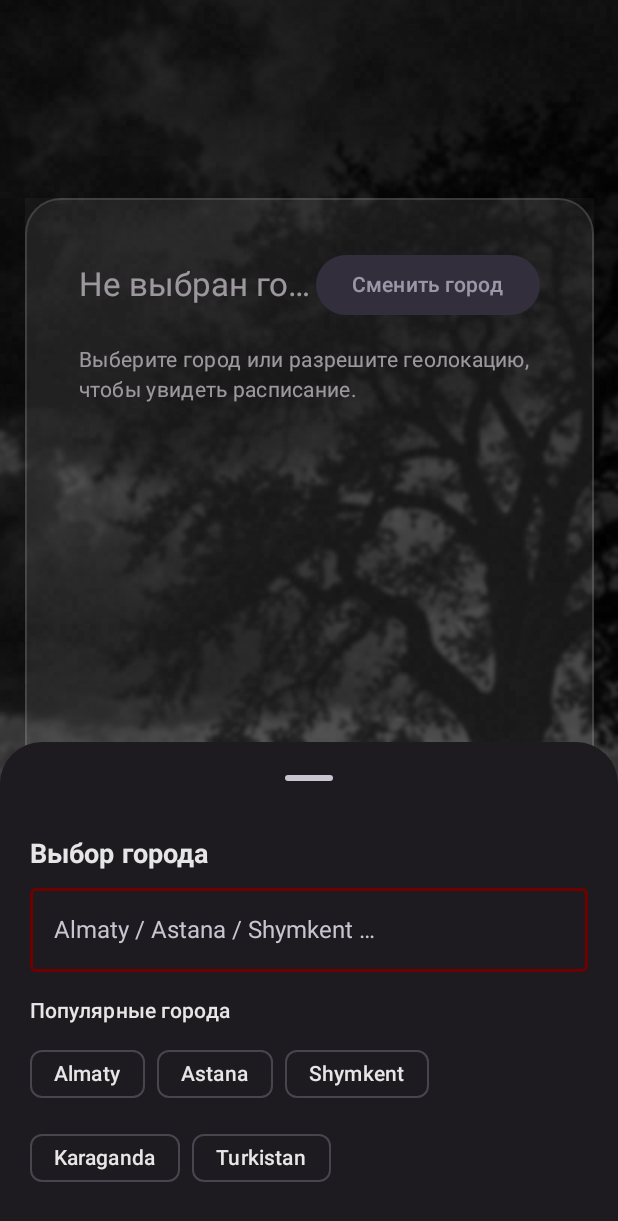
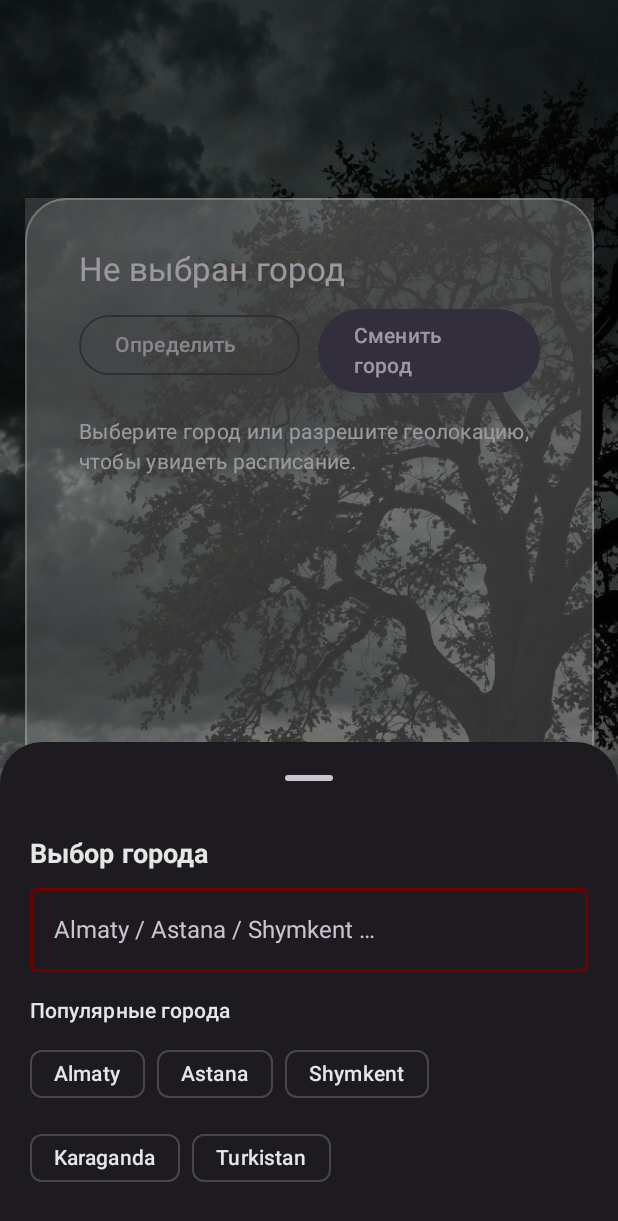
Before and after one commit to ofygel/abys, an Android app built with Jetpack Compose: the composable HomeScreen shown on its own in the app's theme, on a phone screen of 412 x 824 dp. Shown: the top 1221 px of the screen. Run offline under Robolectric (Android 15) with nearby library versions, the phone set to English and light mode, and no system bars; our stand-ins replace livedata-compose; pictures from the network do not load.

Commit message:
Refine home experience and make location opt-in

```diff
--- a/app/src/main/java/com/example/abys/ui/MainActivity.kt
+++ b/app/src/main/java/com/example/abys/ui/MainActivity.kt
@@ -59,8 +59,6 @@ class MainActivity : AppCompatActivity() {
 
     private val uiHandler = Handler(Looper.getMainLooper())
     private var ticker: Runnable? = null
-    private var autoPermissionRequested = false
-
     private val permissionLauncher = registerForActivityResult(
         ActivityResultContracts.RequestMultiplePermissions()
     ) { result ->
@@ -168,16 +166,6 @@ class MainActivity : AppCompatActivity() {
         // --- конец блока ComposeView ---
     }
 
-    override fun onResume() {
-        super.onResume()
-        if (hasLocationPermission()) {
-            vm.loadByLocation(this)
-        } else if (!autoPermissionRequested) {
-            autoPermissionRequested = true
-            launchLocationPermissionRequest()
-        }
-    }
-
     private fun requestLocationPermissionOrLoad() {
         if (hasLocationPermission()) {
             vm.loadByLocation(this)
--- a/app/src/main/java/com/example/abys/ui/background/SlideshowBackground.kt
+++ b/app/src/main/java/com/example/abys/ui/background/SlideshowBackground.kt
@@ -1,6 +1,5 @@
 package com.example.abys.ui.background
 
-import androidx.compose.foundation.Canvas
 import androidx.compose.foundation.Image
 import androidx.compose.foundation.background
 import androidx.compose.foundation.layout.Box
@@ -12,19 +11,13 @@ import androidx.compose.runtime.mutableStateOf
 import androidx.compose.runtime.remember
 import androidx.compose.runtime.setValue
 import androidx.compose.ui.Modifier
-import androidx.compose.ui.draw.blur
-import androidx.compose.ui.geometry.Offset
-import androidx.compose.ui.geometry.Size
 import androidx.compose.ui.graphics.Color
-import androidx.compose.ui.graphics.ColorFilter
-import androidx.compose.ui.graphics.ColorMatrix
+import androidx.compose.ui.graphics.Brush
 import androidx.compose.ui.graphics.graphicsLayer
 import androidx.compose.ui.layout.ContentScale
 import androidx.compose.ui.res.painterResource
-import androidx.compose.ui.unit.dp
 import kotlinx.coroutines.delay
 import kotlin.math.floor
-import kotlin.random.Random
 
 /**
  * Детерминированное слайд-шоу:
@@ -97,15 +90,10 @@ fun SlideshowBackground(
         }
     }
 
-    val grayscaleFilter = remember {
-        ColorFilter.colorMatrix(ColorMatrix().apply { setToSaturation(0f) })
-    }
-
     Box(modifier.fillMaxSize()) {
         // Рисуем до трёх слоёв для аккуратного кросс-фейда
         val imageModifier = Modifier
             .fillMaxSize()
-            .blur(2.dp)
 
         if (alphaPrev > 0f) {
             Image(
@@ -114,7 +102,6 @@ fun SlideshowBackground(
                 modifier = imageModifier.graphicsLayer {
                     alpha = alphaPrev
                 },
-                colorFilter = grayscaleFilter,
                 contentScale = ContentScale.Crop
             )
         }
@@ -124,7 +111,6 @@ fun SlideshowBackground(
             modifier = imageModifier.graphicsLayer {
                 alpha = alphaCurr
             },
-            colorFilter = grayscaleFilter,
             contentScale = ContentScale.Crop
         )
         if (alphaNext > 0f) {
@@ -134,34 +120,22 @@ fun SlideshowBackground(
                 modifier = imageModifier.graphicsLayer {
                     alpha = alphaNext
                 },
-                colorFilter = grayscaleFilter,
                 contentScale = ContentScale.Crop
             )
         }
 
-        // Лёгкий тёмный слой для читаемости текста
+        // Лёгкий градиент для читаемости текста, без «нуарного» эффекта
         Box(
             Modifier
                 .fillMaxSize()
-                .background(Color(0x80000000))
+                .background(
+                    Brush.verticalGradient(
+                        listOf(
+                            Color.Black.copy(alpha = 0.15f),
+                            Color.Black.copy(alpha = 0.45f)
+                        )
+                    )
+                )
         )
-
-        Canvas(Modifier.fillMaxSize()) {
-            val rnd = Random(42)
-            val step = 4.dp.toPx().coerceAtLeast(1f)
-            var x = 0f
-            while (x < size.width) {
-                var y = 0f
-                while (y < size.height) {
-                    drawRect(
-                        color = Color.White.copy(alpha = rnd.nextFloat() * 0.02f),
-                        topLeft = Offset(x, y),
-                        size = Size(step, step)
-                    )
-                    y += step
-                }
-                x += step
-            }
-        }
     }
 }
--- a/app/src/main/java/com/example/abys/ui/components/GlassCard.kt
+++ b/app/src/main/java/com/example/abys/ui/components/GlassCard.kt
@@ -13,6 +13,7 @@ import androidx.compose.runtime.Composable
 import androidx.compose.ui.Modifier
 import androidx.compose.ui.draw.blur
 import androidx.compose.ui.graphics.Color
+import androidx.compose.ui.graphics.Brush
 import androidx.compose.ui.unit.dp
 
 @Composable
@@ -22,21 +23,27 @@ fun GlassCard(
     content: @Composable () -> Unit
 ) {
     Box(modifier) {
-        // «замороженное стекло» подложка
         Box(
             Modifier
                 .matchParentSize()
-                .blur(30.dp)
-                .background(Color.White.copy(alpha = 0.06f))
+                .blur(36.dp)
+                .background(
+                    Brush.verticalGradient(
+                        listOf(
+                            Color.White.copy(alpha = 0.22f),
+                            Color.White.copy(alpha = 0.08f)
+                        )
+                    )
+                )
         )
         Card(
             modifier = Modifier
                 .fillMaxSize(),
             colors = CardDefaults.cardColors(
-                containerColor = Color.White.copy(alpha = 0.08f)
+                containerColor = Color.White.copy(alpha = 0.18f)
             ),
-            border = BorderStroke(1.dp, Color.White.copy(alpha = 0.22f)),
-            shape = RoundedCornerShape(24.dp)
+            shape = RoundedCornerShape(28.dp),
+            border = BorderStroke(1.dp, Color.White.copy(alpha = 0.45f))
         ) {
             Box(Modifier.padding(contentPadding)) { content() }
         }
--- a/app/src/main/java/com/example/abys/ui/screens/HomeScreen.kt
+++ b/app/src/main/java/com/example/abys/ui/screens/HomeScreen.kt
@@ -21,6 +21,7 @@ import androidx.compose.material3.FilledTonalButton
 import androidx.compose.material3.MaterialTheme
 import androidx.compose.material3.ModalBottomSheet
 import androidx.compose.material3.OutlinedCard
+import androidx.compose.material3.OutlinedButton
 import androidx.compose.material3.SegmentedButton
 import androidx.compose.material3.SegmentedButtonDefaults
 import androidx.compose.material3.SingleChoiceSegmentedButtonRow
@@ -92,6 +93,8 @@ fun HomeScreen(viewModel: PrayerViewModel) {
     val coroutineScope = rememberCoroutineScope()
     val citySearchVm: CitySearchViewModel = viewModel()
 
+    var showCitySheet by rememberSaveable { mutableStateOf(false) }
+
     var hasGpsPerm by remember {
         mutableStateOf(
             ContextCompat.checkSelfPermission(
@@ -99,24 +102,28 @@ fun HomeScreen(viewModel: PrayerViewModel) {
             ) == PackageManager.PERMISSION_GRANTED
         )
     }
+    var pendingLocationFetch by remember { mutableStateOf(false) }
+    var isRequestingLocation by remember { mutableStateOf(false) }
 
     val permLauncher = rememberLauncherForActivityResult(RequestPermission()) { granted ->
         hasGpsPerm = granted
+        if (granted) {
+            pendingLocationFetch = true
+        } else {
+            isRequestingLocation = false
+        }
     }
 
     LaunchedEffect(Unit) {
         viewModel.initialize(context)
         val savedCoords = SettingsStore.getLastCoordinates(context)
         val savedCity = SettingsStore.getCity(context)
-        if (savedCoords != null && state.timings == null) {
+        if (savedCoords != null) {
             viewModel.load(savedCoords.first, savedCoords.second, savedCity)
-        }
-        if (!hasGpsPerm) {
-            permLauncher.launch(Manifest.permission.ACCESS_FINE_LOCATION)
+        } else {
+            showCitySheet = true
         }
     }
-
-    var showCitySheet by rememberSaveable { mutableStateOf(false) }
 
     LaunchedEffect(showCitySheet) {
         if (!showCitySheet) {
@@ -124,8 +131,9 @@ fun HomeScreen(viewModel: PrayerViewModel) {
         }
     }
 
-    LaunchedEffect(hasGpsPerm) {
-        if (hasGpsPerm) {
+    LaunchedEffect(pendingLocationFetch, hasGpsPerm) {
+        if (pendingLocationFetch && hasGpsPerm) {
+            isRequestingLocation = true
             val loc = LocationHelper.getLastBestLocation(context)
             if (loc != null) {
                 val label = context.getString(R.string.location_current)
@@ -137,8 +145,18 @@ fun HomeScreen(viewModel: PrayerViewModel) {
             } else if (state.timings == null) {
                 showCitySheet = true
             }
-        } else if (state.timings == null) {
-            showCitySheet = true
+            isRequestingLocation = false
+            pendingLocationFetch = false
+        }
+    }
+
+    val requestLocation: () -> Unit = {
+        if (hasGpsPerm) {
+            pendingLocationFetch = true
+            isRequestingLocation = true
+        } else {
+            isRequestingLocation = true
+            permLauncher.launch(Manifest.permission.ACCESS_FINE_LOCATION)
         }
     }
 
@@ -198,6 +216,9 @@ fun HomeScreen(viewModel: PrayerViewModel) {
                         onCityChange = {
                             showCitySheet = true
                         },
+                        onUseLocation = requestLocation,
+                        isLocationLoading = isRequestingLocation,
+                        hasLocationPermission = hasGpsPerm,
                         onToggleSchool = { newSchool ->
                             viewModel.updateSchool(context, newSchool)
                         },
@@ -270,6 +291,9 @@ private fun rememberToggleState(initial: Boolean = true): MutableState<Boolean>
 private fun HomeContent(
     state: PrayerViewModel.PrayerUiState,
     onCityChange: () -> Unit,
+    onUseLocation: () -> Unit,
+    isLocationLoading: Boolean,
+    hasLocationPermission: Boolean,
     onToggleSchool: (Int) -> Unit,
     remindersState: MutableState<Boolean>,
     countdownState: MutableState<Boolean>
@@ -305,7 +329,15 @@ private fun HomeContent(
             .verticalScroll(scrollState),
         verticalArrangement = Arrangement.spacedBy(16.dp)
     ) {
-        HeaderSection(state = state, onCityChange = onCityChange, wind = wind, windEnabled = windEnabled)
+        HeaderSection(
+            state = state,
+            onCityChange = onCityChange,
+            onUseLocation = onUseLocation,
+            isLocationLoading = isLocationLoading,
+            hasLocationPermission = hasLocationPermission,
+            wind = wind,
+            windEnabled = windEnabled
+        )
 
         if (state.errorMessage != null) {
             OutlinedCard(border = BorderStroke(1.dp, MaterialTheme.colorScheme.outline)) {
@@ -392,15 +424,16 @@ private fun HomeContent(
 private fun HeaderSection(
     state: PrayerViewModel.PrayerUiState,
     onCityChange: () -> Unit,
+    onUseLocation: () -> Unit,
+    isLocationLoading: Boolean,
+    hasLocationPermission: Boolean,
     wind: WindState?,
     windEnabled: Boolean
 ) {
-    Row(
-        Modifier.fillMaxWidth(),
-        horizontalArrangement = Arrangement.SpaceBetween,
-        verticalAlignment = Alignment.CenterVertically
+    Column(
+        modifier = Modifier.fillMaxWidth(),
+        verticalArrangement = Arrangement.spacedBy(12.dp)
     ) {
-        Column(Modifier.weight(1f)) {
         Text(
             text = state.locationLabel ?: stringResource(R.string.location_placeholder),
             style = MaterialTheme.typography.titleLarge,
@@ -426,9 +459,45 @@ private fun HeaderSection(
                 modifier = if (windEnabled && wind != null) Modifier.windJitter(wind, amplitudePx = 0.35f, seed = 3) else Modifier
             )
         }
+
+        Row(
+            Modifier.fillMaxWidth(),
+            horizontalArrangement = Arrangement.spacedBy(12.dp)
+        ) {
+            OutlinedButton(
+                onClick = onUseLocation,
+                enabled = !isLocationLoading,
+                modifier = Modifier.weight(1f)
+            ) {
+                if (isLocationLoading) {
+                    CircularProgressIndicator(
+                        modifier = Modifier
+                            .size(16.dp),
+                        strokeWidth = 2.dp
+                    )
+                    Spacer(Modifier.width(8.dp))
                 }
-        FilledTonalButton(onClick = onCityChange) {
+                val label = if (isLocationLoading) {
+                    stringResource(id = R.string.action_use_location_loading)
+                } else {
+                    stringResource(id = R.string.action_use_location)
+                }
+                Text(label, maxLines = 1)
+            }
+            FilledTonalButton(
+                onClick = onCityChange,
+                modifier = Modifier.weight(1f)
+            ) {
                 Text(stringResource(id = R.string.action_change_city))
+            }
+        }
+
+        if (!hasLocationPermission) {
+            Text(
+                text = stringResource(id = R.string.location_permission_hint),
+                style = MaterialTheme.typography.bodySmall,
+                color = MaterialTheme.colorScheme.onSurfaceVariant
+            )
         }
     }
 }
--- a/app/src/main/res/values/strings.xml
+++ b/app/src/main/res/values/strings.xml
@@ -31,6 +31,9 @@
     <string name="location_current">Текущее местоположение</string>
     <string name="location_placeholder">Не выбран город</string>
     <string name="action_change_city">Сменить город</string>
+    <string name="action_use_location">Определить автоматически</string>
+    <string name="action_use_location_loading">Определяем…</string>
+    <string name="location_permission_hint">Разрешите геолокацию, чтобы определить город автоматически.</string>
     <string name="asr_school_label">Мазхаб Asr</string>
     <string name="asr_school_standard">Стандарт</string>
     <string name="asr_school_hanafi">Ханафи</string>
```
Lines whose indentation alone changed are shown as unchanged.
